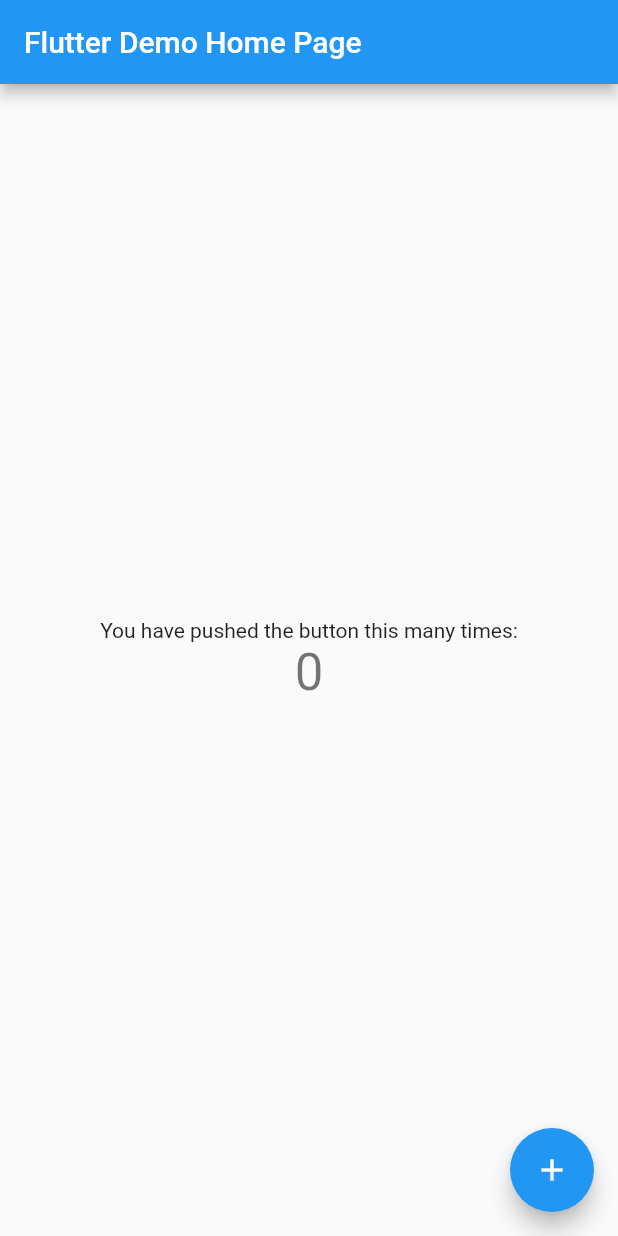
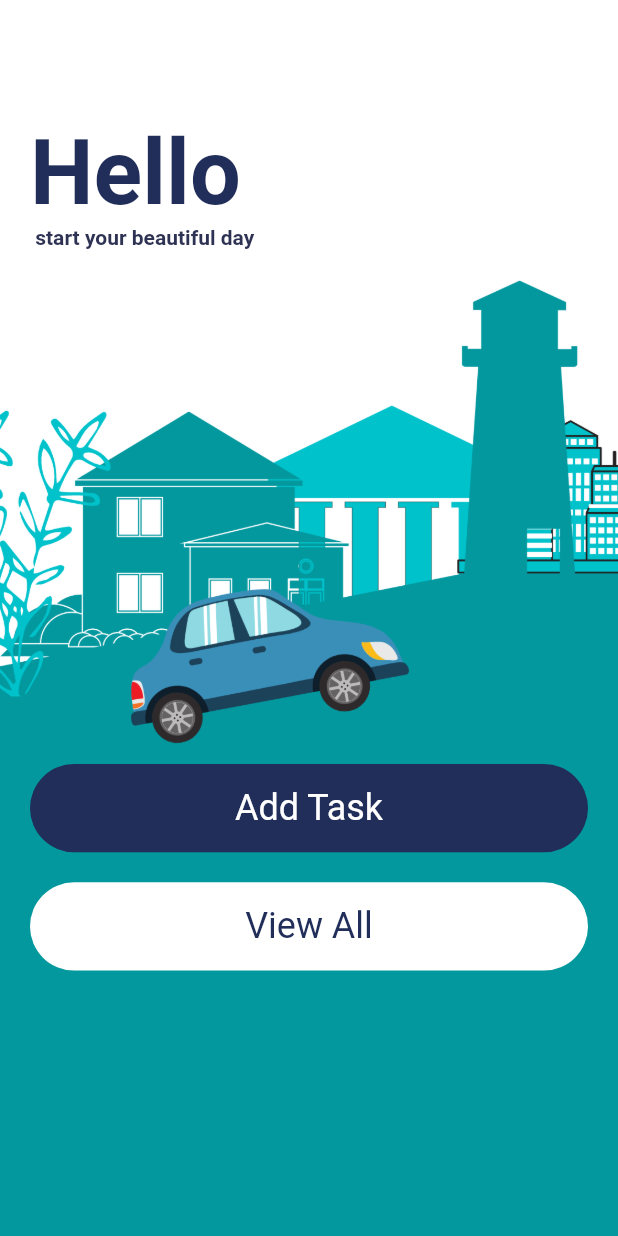
Before and after one commit to its-asaduzzaman/CRUD_Flutter, a Flutter app: the screen it shows after launch, on a phone screen of 412 x 824 dp. Run offline on Flutter 3.47's test engine with Material 2 defaults, Android fonts, the light colour scheme and no system bars.

Commit message:
Home Screen UI done

```diff
--- /dev/null
+++ b/lib/colors/app_colors.dart
@@ -0,0 +1,9 @@
+import 'dart:ui';
+
+class AppColors {
+  static final mainColor = Color(0xFF202e59);
+  static final secondaryColor = Color(0xFF6c8ee3);
+  static final smallTextColor = Color(0xFF2e3253);
+  static final textHolder = Color(0xFFedf0f8);
+  static final textGrey = Color(0xFFafb1b5);
+}
--- a/lib/main.dart
+++ b/lib/main.dart
@@ -1,3 +1,4 @@
+import 'package:crud_flutter/screens/home_screen.dart';
 import 'package:flutter/material.dart';
 
 void main() {
@@ -11,105 +12,12 @@
   @override
   Widget build(BuildContext context) {
     return MaterialApp(
+      debugShowCheckedModeBanner: false,
       title: 'Flutter Demo',
       theme: ThemeData(
-        // This is the theme of your application.
-        //
-        // Try running your application with "flutter run". You'll see the
-        // application has a blue toolbar. Then, without quitting the app, try
-        // changing the primarySwatch below to Colors.green and then invoke
-        // "hot reload" (press "r" in the console where you ran "flutter run",
-        // or simply save your changes to "hot reload" in a Flutter IDE).
-        // Notice that the counter didn't reset back to zero; the application
-        // is not restarted.
         primarySwatch: Colors.blue,
       ),
-      home: const MyHomePage(title: 'Flutter Demo Home Page'),
+      home: HomeScreen(),
     );
   }
 }
-
-class MyHomePage extends StatefulWidget {
-  const MyHomePage({Key? key, required this.title}) : super(key: key);
-
-  // This widget is the home page of your application. It is stateful, meaning
-  // that it has a State object (defined below) that contains fields that affect
-  // how it looks.
-
-  // This class is the configuration for the state. It holds the values (in this
-  // case the title) provided by the parent (in this case the App widget) and
-  // used by the build method of the State. Fields in a Widget subclass are
-  // always marked "final".
-
-  final String title;
-
-  @override
-  State<MyHomePage> createState() => _MyHomePageState();
-}
-
-class _MyHomePageState extends State<MyHomePage> {
-  int _counter = 0;
-
-  void _incrementCounter() {
-    setState(() {
-      // This call to setState tells the Flutter framework that something has
-      // changed in this State, which causes it to rerun the build method below
-      // so that the display can reflect the updated values. If we changed
-      // _counter without calling setState(), then the build method would not be
-      // called again, and so nothing would appear to happen.
-      _counter++;
-    });
-  }
-
-  @override
-  Widget build(BuildContext context) {
-    // This method is rerun every time setState is called, for instance as done
-    // by the _incrementCounter method above.
-    //
-    // The Flutter framework has been optimized to make rerunning build methods
-    // fast, so that you can just rebuild anything that needs updating rather
-    // than having to individually change instances of widgets.
-    return Scaffold(
-      appBar: AppBar(
-        // Here we take the value from the MyHomePage object that was created by
-        // the App.build method, and use it to set our appbar title.
-        title: Text(widget.title),
-      ),
-      body: Center(
-        // Center is a layout widget. It takes a single child and positions it
-        // in the middle of the parent.
-        child: Column(
-          // Column is also a layout widget. It takes a list of children and
-          // arranges them vertically. By default, it sizes itself to fit its
-          // children horizontally, and tries to be as tall as its parent.
-          //
-          // Invoke "debug painting" (press "p" in the console, choose the
-          // "Toggle Debug Paint" action from the Flutter Inspector in Android
-          // Studio, or the "Toggle Debug Paint" command in Visual Studio Code)
-          // to see the wireframe for each widget.
-          //
-          // Column has various properties to control how it sizes itself and
-          // how it positions its children. Here we use mainAxisAlignment to
-          // center the children vertically; the main axis here is the vertical
-          // axis because Columns are vertical (the cross axis would be
-          // horizontal).
-          mainAxisAlignment: MainAxisAlignment.center,
-          children: <Widget>[
-            const Text(
-              'You have pushed the button this many times:',
-            ),
-            Text(
-              '$_counter',
-              style: Theme.of(context).textTheme.headline4,
-            ),
-          ],
-        ),
-      ),
-      floatingActionButton: FloatingActionButton(
-        onPressed: _incrementCounter,
-        tooltip: 'Increment',
-        child: const Icon(Icons.add),
-      ), // This trailing comma makes auto-formatting nicer for build methods.
-    );
-  }
-}
--- /dev/null
+++ b/lib/screens/home_screen.dart
@@ -0,0 +1,68 @@
+import 'package:crud_flutter/colors/app_colors.dart';
+import 'package:flutter/material.dart';
+import 'package:crud_flutter/widgets/button_widget.dart';
+
+class HomeScreen extends StatefulWidget {
+  const HomeScreen({Key? key}) : super(key: key);
+
+  @override
+  State<HomeScreen> createState() => _HomeScreenState();
+}
+
+class _HomeScreenState extends State<HomeScreen> {
+  @override
+  Widget build(BuildContext context) {
+    return Scaffold(
+      body: Container(
+        width: double.maxFinite,
+        height: double.maxFinite,
+        padding: EdgeInsets.only(left: 20, top: 80, right: 20),
+        child: Column(
+          mainAxisAlignment: MainAxisAlignment.start,
+          crossAxisAlignment: CrossAxisAlignment.start,
+          children: [
+            RichText(
+              text: TextSpan(
+                text: 'Hello',
+                style: TextStyle(
+                    color: AppColors.mainColor,
+                    fontSize: 60,
+                    fontWeight: FontWeight.bold),
+                children: [
+                  TextSpan(
+                    text: '\n start your beautiful day',
+                    style: TextStyle(
+                      color: AppColors.smallTextColor,
+                      fontSize: 14,
+                      fontWeight: FontWeight.bold,
+                    ),
+                  ),
+                ],
+              ),
+            ),
+            SizedBox(
+              height: MediaQuery.of(context).size.height / 2.4,
+            ),
+            ButtonWidget(
+                backgroundColor: AppColors.mainColor,
+                text: 'Add Task',
+                textColor: Colors.white),
+            SizedBox(
+              height: 20,
+            ),
+            ButtonWidget(
+                backgroundColor: Colors.white,
+                text: 'View All',
+                textColor: AppColors.mainColor),
+          ],
+        ),
+        decoration: const BoxDecoration(
+          image: DecorationImage(
+            fit: BoxFit.cover,
+            image: AssetImage('img/welcome.png'),
+          ),
+        ),
+      ),
+    );
+  }
+}
--- /dev/null
+++ b/lib/widgets/button_widget.dart
@@ -0,0 +1,34 @@
+import 'package:flutter/material.dart';
+
+class ButtonWidget extends StatelessWidget {
+  final Color backgroundColor;
+  final String text;
+  final Color textColor;
+  const ButtonWidget(
+      {Key? key,
+      required this.backgroundColor,
+      required this.text,
+      required this.textColor})
+      : super(key: key);
+
+  @override
+  Widget build(BuildContext context) {
+    return Container(
+      width: double.maxFinite,
+      height: MediaQuery.of(context).size.height / 14,
+      decoration: BoxDecoration(
+        color: backgroundColor,
+        borderRadius: BorderRadius.circular(40),
+      ),
+      child: Center(
+        child: Text(
+          text,
+          style: TextStyle(
+            color: textColor,
+            fontSize: 24.0,
+          ),
+        ),
+      ),
+    );
+  }
+}
--- a/pubspec.yaml
+++ b/pubspec.yaml
@@ -58,8 +58,8 @@
   uses-material-design: true
 
   # To add assets to your application, add an assets section, like this:
-  # assets:
-  #   - images/a_dot_burr.jpeg
+  assets:
+    - img/
   #   - images/a_dot_ham.jpeg
 
   # An image asset can refer to one or more resolution-specific "variants", see
```
Also changed, not shown: img/welcome.png (added), pubspec.lock, 2 other files.
